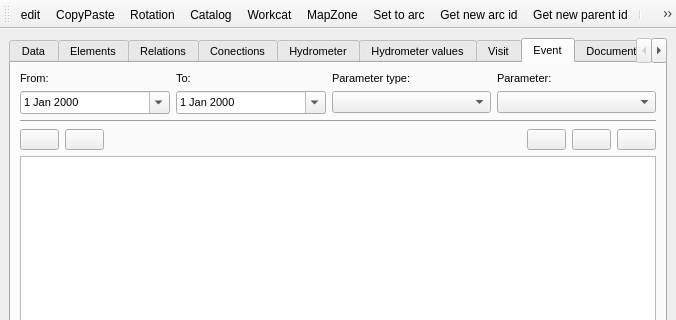
Above: core/ui/toolbars/basic/info_feature.ui from Giswater/giswater_qgis_plugin before the change; both pictures show x 0 to 676 and y 0 to 320 of the 676 by 601 pixel window. Below: the same form after it.
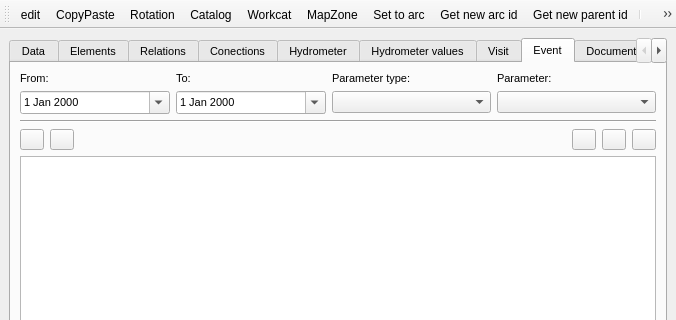
That is the form after the change. The open tabs and pages were chosen to show the change. Icons and pictures are not drawn.

Commit message: Do not translate buttons that have an icon

Diff of the .ui file:
```diff
--- a/core/ui/toolbars/basic/info_feature.ui
+++ b/core/ui/toolbars/basic/info_feature.ui
@@ -575,7 +575,7 @@
            <widget class="QPushButton" name="btn_open_visit">
             <property name="maximumSize">
              <size>
-              <width>16777215</width>
+              <width>24</width>
               <height>24</height>
              </size>
             </property>
@@ -598,7 +598,7 @@
            <widget class="QPushButton" name="btn_new_visit">
             <property name="maximumSize">
              <size>
-              <width>16777215</width>
+              <width>24</width>
               <height>24</height>
              </size>
             </property>
@@ -630,7 +630,7 @@
            <widget class="QPushButton" name="btn_open_gallery">
             <property name="maximumSize">
              <size>
-              <width>16777215</width>
+              <width>24</width>
               <height>24</height>
              </size>
             </property>
@@ -649,7 +649,7 @@
            <widget class="QPushButton" name="btn_open_visit_doc">
             <property name="maximumSize">
              <size>
-              <width>16777215</width>
+              <width>24</width>
               <height>24</height>
              </size>
             </property>
@@ -668,7 +668,7 @@
            <widget class="QPushButton" name="btn_open_visit_event">
             <property name="maximumSize">
              <size>
-              <width>16777215</width>
+              <width>24</width>
               <height>24</height>
              </size>
             </property>
```
Left out of the diff: 28 changed lines with no effect on the pictures. The commit also changes 2 other files.
